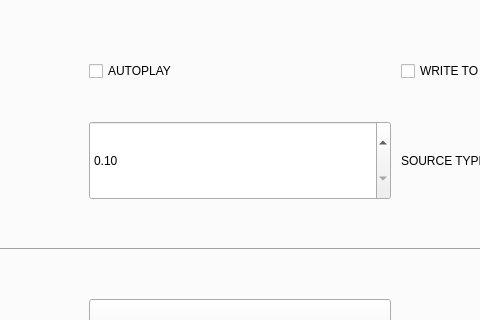
First picture: the form in computer_vision_app/cpp_main.ui, repository bogdandrienko/cpp-app, before the edit; both pictures show x 244 to 724 and y 121 to 441 of the 1280 by 720 pixel window.
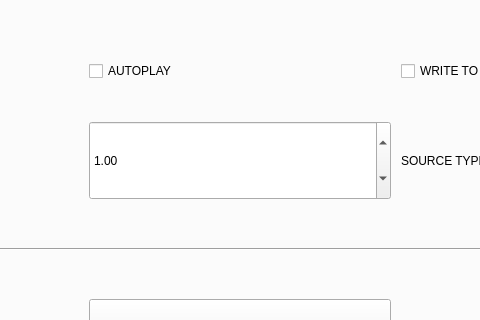
Second picture: the form after the edit. The open tabs and pages were chosen to show the change.

```diff
--- a/computer_vision_app/cpp_main.ui
+++ b/computer_vision_app/cpp_main.ui
@@ -6866,7 +6866,7 @@
                <double>100.000000000000000</double>
               </property>
               <property name="value">
-               <double>0.100000000000000</double>
+               <double>1.000000000000000</double>
               </property>
              </widget>
             </item>
```
Left out of the diff: 2 changed lines with no effect on the pictures.
